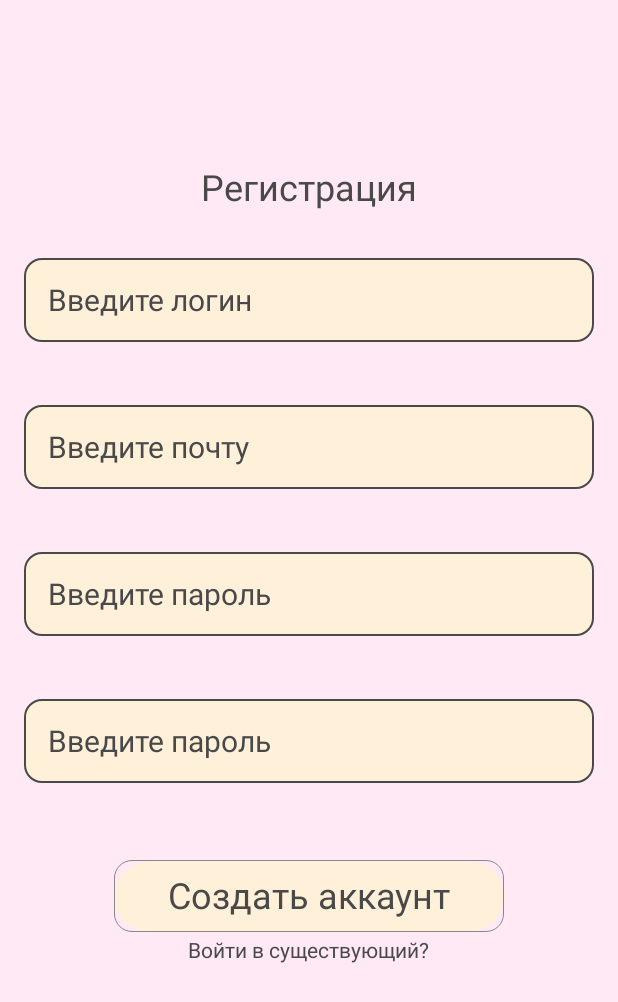
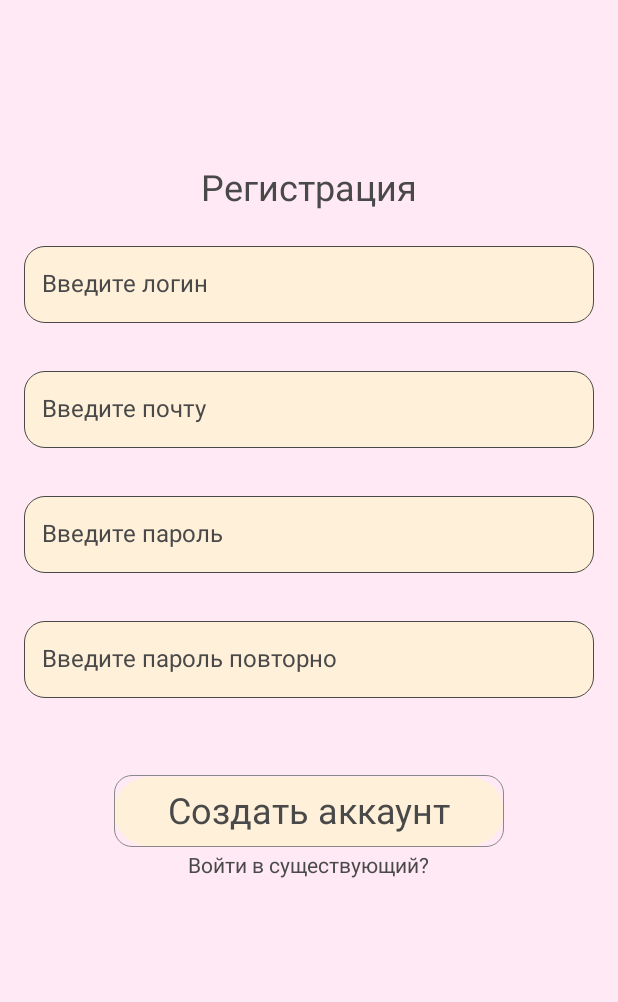
Before and after one commit to DenisFrolkov/CulinaryChest, an Android app built with Jetpack Compose: the screen it shows after launch (MainActivity), after a tap on "Создать аккаунт?", on a phone screen of 412 x 824 dp. Shown: the top 1002 px of the screen. Run offline under Robolectric (Android 15) with nearby library versions, the phone set to English and light mode, and no system bars.

Commit message:
Distributed some files and redid TextInput

```diff
--- a/app/src/main/java/com/den/culinarychest/presentation/MainActivity.kt
+++ b/app/src/main/java/com/den/culinarychest/presentation/MainActivity.kt
@@ -7,7 +7,7 @@ import androidx.compose.foundation.layout.fillMaxSize
 import androidx.compose.material3.MaterialTheme
 import androidx.compose.material3.Surface
 import androidx.compose.ui.Modifier
-import com.den.culinarychest.presentation.navigation.Navigation
+import com.den.culinarychest.presentation.navigation.appNavigation.AppNavigation
 import com.den.culinarychest.presentation.ui.theme.CulinaryChestTheme
 
 class MainActivity : ComponentActivity() {
@@ -19,9 +19,10 @@ class MainActivity : ComponentActivity() {
                     modifier = Modifier.fillMaxSize(),
                     color = MaterialTheme.colorScheme.background
                 ) {
-                    Navigation()
+                    AppNavigation()
                 }
             }
         }
+
     }
 }
--- a/app/src/main/java/com/den/culinarychest/presentation/common/TextInput.kt
+++ b/app/src/main/java/com/den/culinarychest/presentation/common/TextInput.kt
@@ -1,65 +1,129 @@
 package com.den.culinarychest.presentation.common
 
+import androidx.compose.foundation.background
+import androidx.compose.foundation.border
+import androidx.compose.foundation.clickable
+import androidx.compose.foundation.layout.Box
+import androidx.compose.foundation.layout.Row
 import androidx.compose.foundation.layout.fillMaxWidth
 import androidx.compose.foundation.layout.padding
+import androidx.compose.foundation.layout.size
 import androidx.compose.foundation.shape.RoundedCornerShape
-import androidx.compose.foundation.text.KeyboardOptions
-import androidx.compose.material3.OutlinedTextField
-import androidx.compose.material3.OutlinedTextFieldDefaults
+import androidx.compose.foundation.text.BasicTextField
+import androidx.compose.material3.Icon
 import androidx.compose.material3.Text
 import androidx.compose.runtime.Composable
+import androidx.compose.runtime.LaunchedEffect
 import androidx.compose.runtime.getValue
 import androidx.compose.runtime.mutableStateOf
 import androidx.compose.runtime.remember
 import androidx.compose.runtime.setValue
+import androidx.compose.ui.Alignment
 import androidx.compose.ui.Modifier
-import androidx.compose.ui.focus.onFocusChanged
+import androidx.compose.ui.graphics.Color.Companion.Black
+import androidx.compose.ui.graphics.Color.Companion.Red
+import androidx.compose.ui.graphics.SolidColor
+import androidx.compose.ui.res.painterResource
 import androidx.compose.ui.text.TextStyle
-import androidx.compose.ui.text.input.KeyboardType
 import androidx.compose.ui.text.input.TextFieldValue
-import androidx.compose.ui.text.input.VisualTransformation
 import androidx.compose.ui.unit.dp
 import androidx.compose.ui.unit.sp
+import com.den.culinarychest.R
 import com.den.culinarychest.presentation.ui.theme.SoftGray
 import com.den.culinarychest.presentation.ui.theme.SoftOrange
 
 @Composable
 fun TextInput(
-    inputText: String
+    inputText: String,
+    onTextChanged: (String) -> Unit,
+    validation: (String) -> Boolean
 ) {
     var text by remember { mutableStateOf(TextFieldValue()) }
-    var isFocused by remember { mutableStateOf(false) }
+    var isHintVisible by remember { mutableStateOf(true) }
+    var isError by remember { mutableStateOf(false) }
 
-    OutlinedTextField(
+    LaunchedEffect(text) {
+        isError = !validation(text.text)
+        onTextChanged(text.text)
+    }
+
+    if (text.text.isEmpty()) isError = false
+
+
+    Box(
+        modifier = Modifier
+            .fillMaxWidth()
+            .border(width = 0.1.dp, color = SoftGray, shape = RoundedCornerShape(14.dp))
+            .background(color = SoftOrange, shape = RoundedCornerShape(14.dp))
+            .padding(start = 12.dp, top = 15.dp, end = 12.dp, bottom = 16.dp),
+        contentAlignment = Alignment.CenterStart
+    ) {
+        BasicTextField(
             value = text,
             onValueChange = {
                 text = it
+                isHintVisible = it.text.isEmpty()
             },
-        label = {
+            textStyle = TextStyle(
+                fontSize = 16.sp,
+                color = Black
+            ),
+            singleLine = true,
+            cursorBrush = SolidColor(Black),
+            modifier = Modifier
+                .fillMaxWidth()
+                .padding(top = 1.dp)
+                .align(Alignment.CenterStart)
+        )
+        if (isHintVisible) {
             Text(
-                text = "Введите $inputText",
+                text = inputText,
                 style = TextStyle(
-                    fontSize = if (isFocused || text.text.isNotEmpty()) 12.sp else 20.sp,
+                    fontSize = 16.sp,
                     color = SoftGray
-                )
-            )
-        },
-        visualTransformation = VisualTransformation.None,
-        shape = RoundedCornerShape(12.dp),
-        colors = OutlinedTextFieldDefaults.colors(
-            focusedBorderColor = SoftGray,
-            unfocusedBorderColor = SoftGray,
-            focusedContainerColor = SoftOrange,
-            unfocusedContainerColor = SoftOrange
                 ),
                 modifier = Modifier
                     .fillMaxWidth()
-            .padding(horizontal = 16.dp)
-            .onFocusChanged {
-                isFocused = it.isFocused
-            },
-        keyboardOptions = KeyboardOptions.Default.copy(
-            keyboardType = KeyboardType.Text
-        )
+                    .align(Alignment.CenterStart)
             )
         }
+
+        if (text.text.isNotEmpty()) {
+            Icon(
+                painter = painterResource(id = R.drawable.clear_icon),
+                contentDescription = null,
+                tint = Black,
+                modifier = Modifier
+                    .padding(end = 12.dp)
+                    .size(16.dp)
+                    .align(Alignment.CenterEnd)
+                    .clickable {
+                        text = TextFieldValue("")
+                        isHintVisible = true
+                    }
+            )
+        }
+    }
+
+    if (isError) {
+        Row(
+            verticalAlignment = Alignment.CenterVertically,
+            modifier = Modifier.padding(start = 6.dp, top = 6.dp)
+        ) {
+            Icon(
+                painter = painterResource(id = R.drawable.mistake_icon),
+                contentDescription = "Тут должна быть иконка ошибки",
+                tint = Red,
+                modifier = Modifier.size(16.dp)
+            )
+            Text(
+                text = "Проверьте правильность набора информации",
+                style = TextStyle(
+                    fontSize = 12.sp,
+                    color = Red
+                ),
+                modifier = Modifier.padding(start = 4.dp)
+            )
+        }
+    }
+}
--- a/app/src/main/java/com/den/culinarychest/presentation/common/TopBarButton.kt
+++ b/app/src/main/java/com/den/culinarychest/presentation/common/TopBarButtonItem.kt
@@ -20,7 +20,7 @@ import com.den.culinarychest.presentation.ui.theme.SoftGray
 import com.den.culinarychest.presentation.ui.theme.SoftOrange
 
 @Composable
-fun TopBarButton(
+fun TopBarButtonItem(
     isSelected: Boolean,
     textButton: String,
     topBarNavController: NavController,
@@ -46,7 +46,6 @@ fun TopBarButton(
             style = TextStyle(
                 color = SoftGray,
                 fontSize = if (isSelected) 16.sp else 14.sp,
-
             )
         )
     }
--- a/app/src/main/java/com/den/culinarychest/presentation/navigation/Navigation.kt
+++ /dev/null
@@ -1,32 +0,0 @@
-package com.den.culinarychest.presentation.navigation
-
-import androidx.compose.runtime.Composable
-import androidx.navigation.compose.NavHost
-import androidx.navigation.compose.composable
-import androidx.navigation.compose.rememberNavController
-import com.den.culinarychest.presentation.bottomnavigation.BottomNavigationBar
-import com.den.culinarychest.presentation.screens.AuthorizationScreen
-import com.den.culinarychest.presentation.screens.RecipeScreen
-import com.den.culinarychest.presentation.screens.RegistrationScreen
-
-@Composable
-fun Navigation() {
-    val navController = rememberNavController()
-    NavHost(
-        navController = navController,
-        startDestination = NavigationRoute.AuthorizationScreen.route)
-    {
-        composable(NavigationRoute.AuthorizationScreen.route){
-            AuthorizationScreen(navController = navController)
-        }
-        composable(NavigationRoute.RegistrationScreen.route){
-            RegistrationScreen(navController = navController)
-        }
-        composable(NavigationRoute.BottomNavigationBar.route){
-            BottomNavigationBar(navController = navController)
-        }
-        composable(NavigationRoute.RecipeScreen.route){
-            RecipeScreen()
-        }
-    }
-}
--- a/app/src/main/java/com/den/culinarychest/presentation/navigation/NavigationRoute.kt
+++ /dev/null
@@ -1,8 +0,0 @@
-package com.den.culinarychest.presentation.navigation
-
-sealed class NavigationRoute(val route: String) {
-    object AuthorizationScreen : NavigationRoute("authorization_screen")
-    object RegistrationScreen : NavigationRoute("registration_screen")
-    object BottomNavigationBar : NavigationRoute("bottom_navigation_bar")
-    object RecipeScreen : NavigationRoute("recipe_screen")
-}
--- /dev/null
+++ b/app/src/main/java/com/den/culinarychest/presentation/navigation/appNavigation/AppNavigation.kt
@@ -0,0 +1,33 @@
+package com.den.culinarychest.presentation.navigation.appNavigation
+
+import androidx.compose.runtime.Composable
+import androidx.navigation.compose.NavHost
+import androidx.navigation.compose.composable
+import androidx.navigation.compose.rememberNavController
+import com.den.culinarychest.presentation.route.AppNavigationRoute
+import com.den.culinarychest.presentation.navigation.bottomNavigation.BottomNavigationBar
+import com.den.culinarychest.presentation.screens.AuthorizationScreen
+import com.den.culinarychest.presentation.screens.RecipeScreen
+import com.den.culinarychest.presentation.screens.RegistrationScreen
+
+@Composable
+fun AppNavigation() {
+    val appNavigationController = rememberNavController()
+    NavHost(
+        navController = appNavigationController,
+        startDestination = AppNavigationRoute.AuthorizationScreen.route)
+    {
+        composable(AppNavigationRoute.AuthorizationScreen.route){
+            AuthorizationScreen(navController = appNavigationController)
+        }
+        composable(AppNavigationRoute.RegistrationScreen.route){
+            RegistrationScreen(navController = appNavigationController)
+        }
+        composable(AppNavigationRoute.BottomAppNavigationBar.route){
+            BottomNavigationBar(navController = appNavigationController)
+        }
+        composable(AppNavigationRoute.RecipeScreen.route){
+            RecipeScreen()
+        }
+    }
+}
--- a/app/src/main/java/com/den/culinarychest/presentation/bottomnavigation/BottomNavigationBar.kt
+++ b/app/src/main/java/com/den/culinarychest/presentation/navigation/bottomNavigation/BottomNavigationBar.kt
@@ -1,4 +1,4 @@
-package com.den.culinarychest.presentation.bottomnavigation
+package com.den.culinarychest.presentation.navigation.bottomNavigation
 
 import android.annotation.SuppressLint
 import androidx.compose.foundation.background
@@ -25,7 +25,8 @@ import com.den.culinarychest.presentation.common.BottomNavigationItem
 import com.den.culinarychest.presentation.ui.theme.SoftGray
 import com.den.culinarychest.presentation.ui.theme.SoftOrange
 import com.den.culinarychest.R
-import com.den.culinarychest.presentation.TopNavigationBar.TopNavigationBar
+import com.den.culinarychest.presentation.navigation.topNavigationBar.TopNavigationBar
+import com.den.culinarychest.presentation.route.BottomNavigationRoute
 import com.den.culinarychest.presentation.screens.ProfileScreen
 import com.den.culinarychest.presentation.screens.SearchScreen
 
--- a/app/src/main/java/com/den/culinarychest/presentation/TopNavigationBar/TopNavigationBar.kt
+++ b/app/src/main/java/com/den/culinarychest/presentation/navigation/topNavigationBar/TopNavigationBar.kt
@@ -1,4 +1,4 @@
-package com.den.culinarychest.presentation.TopNavigationBar
+package com.den.culinarychest.presentation.navigation.topNavigationBar
 
 import android.annotation.SuppressLint
 import androidx.compose.foundation.layout.Arrangement
@@ -17,7 +17,8 @@ import androidx.navigation.NavController
 import androidx.navigation.compose.NavHost
 import androidx.navigation.compose.composable
 import androidx.navigation.compose.rememberNavController
-import com.den.culinarychest.presentation.common.TopBarButton
+import com.den.culinarychest.presentation.common.TopBarButtonItem
+import com.den.culinarychest.presentation.route.TopNavigationRoute
 import com.den.culinarychest.presentation.screens.CreatedScreen
 import com.den.culinarychest.presentation.screens.FavoriteScreen
 
@@ -38,7 +39,7 @@ fun TopNavigationBar(
                     .padding(16.dp),
                 horizontalArrangement = Arrangement.Absolute.SpaceAround
             ) {
-                TopBarButton(
+                TopBarButtonItem(
                     isSelected = favoriteSelected,
                     textButton = "Избранное",
                     topBarNavController = topBarNavController,
@@ -47,7 +48,7 @@ fun TopNavigationBar(
                     favoriteSelected = it
                     createdSelected = !it
                 }
-                TopBarButton(
+                TopBarButtonItem(
                     isSelected = createdSelected,
                     textButton = "Созданное",
                     topBarNavController = topBarNavController,
--- /dev/null
+++ b/app/src/main/java/com/den/culinarychest/presentation/route/AppNavigationRoute.kt
@@ -0,0 +1,8 @@
+package com.den.culinarychest.presentation.route
+
+sealed class AppNavigationRoute(val route: String) {
+    object AuthorizationScreen : AppNavigationRoute("authorization_screen")
+    object RegistrationScreen : AppNavigationRoute("registration_screen")
+    object BottomAppNavigationBar : AppNavigationRoute("bottom_navigation_bar")
+    object RecipeScreen : AppNavigationRoute("recipe_screen")
+}
--- a/app/src/main/java/com/den/culinarychest/presentation/bottomnavigation/BottomNavigationRoute.kt
+++ b/app/src/main/java/com/den/culinarychest/presentation/route/BottomNavigationRoute.kt
@@ -1,4 +1,4 @@
-package com.den.culinarychest.presentation.bottomnavigation
+package com.den.culinarychest.presentation.route
 
 sealed class BottomNavigationRoute(val route: String) {
     object SearchScreen : BottomNavigationRoute("search_screen")
--- a/app/src/main/java/com/den/culinarychest/presentation/TopNavigationBar/TopNavigationRoute.kt
+++ b/app/src/main/java/com/den/culinarychest/presentation/route/TopNavigationRoute.kt
@@ -1,4 +1,4 @@
-package com.den.culinarychest.presentation.TopNavigationBar
+package com.den.culinarychest.presentation.route
 
 sealed class TopNavigationRoute(val route: String) {
     data object FavoriteScreen : TopNavigationRoute("favorite_screen")
--- a/app/src/main/java/com/den/culinarychest/presentation/screens/AuthorizationScreen.kt
+++ b/app/src/main/java/com/den/culinarychest/presentation/screens/AuthorizationScreen.kt
@@ -1,12 +1,18 @@
 package com.den.culinarychest.presentation.screens
 
 import androidx.compose.foundation.background
+import androidx.compose.foundation.layout.Arrangement
 import androidx.compose.foundation.layout.Column
 import androidx.compose.foundation.layout.Spacer
 import androidx.compose.foundation.layout.fillMaxSize
 import androidx.compose.foundation.layout.height
+import androidx.compose.foundation.layout.padding
 import androidx.compose.material3.Text
 import androidx.compose.runtime.Composable
+import androidx.compose.runtime.getValue
+import androidx.compose.runtime.mutableStateOf
+import androidx.compose.runtime.remember
+import androidx.compose.runtime.setValue
 import androidx.compose.ui.Alignment
 import androidx.compose.ui.Modifier
 import androidx.compose.ui.text.TextStyle
@@ -15,7 +21,7 @@ import androidx.compose.ui.unit.sp
 import androidx.navigation.NavController
 import com.den.culinarychest.presentation.common.PushButton
 import com.den.culinarychest.presentation.common.TextInput
-import com.den.culinarychest.presentation.navigation.NavigationRoute
+import com.den.culinarychest.presentation.route.AppNavigationRoute
 import com.den.culinarychest.presentation.ui.theme.SoftGray
 import com.den.culinarychest.presentation.ui.theme.SoftPink
 
@@ -28,28 +34,52 @@ fun AuthorizationScreen(
 
 
 @Composable
-fun Authorization(
-    navController: NavController
-) {
+fun Authorization(navController: NavController) {
+
+    var email by remember { mutableStateOf("") }
+    var password by remember { mutableStateOf("") }
+
     Column(
         modifier = Modifier
             .background(color = SoftPink)
             .fillMaxSize(),
-        horizontalAlignment = Alignment.CenterHorizontally
+        horizontalAlignment = Alignment.CenterHorizontally,
+        verticalArrangement = Arrangement.Center
     ) {
-        Spacer(modifier = Modifier.height(height = 184.dp))
         Text(
             text = "Авторизация",
             style = TextStyle(
                 fontSize = 24.sp,
                 color = SoftGray
-            )
+            ),
+            modifier = Modifier.padding(bottom = 60.dp)
         )
-        Spacer(modifier = Modifier.height(height = 60.dp))
-        TextInput(inputText = "почту")
-        Spacer(modifier = Modifier.height(height = 34.dp))
-        TextInput(inputText = "пароль")
-        Spacer(modifier = Modifier.height(height = 112.dp))
-        PushButton(textButton = "Войти", transitionalText = "Создать аккаунт?", navController = navController, navigationButton = NavigationRoute.BottomNavigationBar.route, navigationText = NavigationRoute.RegistrationScreen.route)
+        Column(
+            modifier = Modifier.padding(horizontal = 16.dp)
+        ) {
+        TextInput(
+            inputText = "Введите почту",
+            onTextChanged = { inputEmail -> email = inputEmail },
+            validation = { text ->
+                android.util.Patterns.EMAIL_ADDRESS.matcher(text).matches()
+            }
+        )
+        Spacer(modifier = Modifier.height(16.dp))
+        TextInput(
+            inputText = "Введите пароль",
+            onTextChanged = { inputPass -> password = inputPass },
+            validation = { text ->
+                text.length >= 8 // Простая проверка на минимальную длину пароля
+            }
+        )
+        Spacer(modifier = Modifier.height(32.dp))
+        }
+        PushButton(
+            textButton = "Войти",
+            transitionalText = "Создать аккаунт?",
+            navController = navController,
+            navigationButton = AppNavigationRoute.BottomAppNavigationBar.route,
+            navigationText = AppNavigationRoute.RegistrationScreen.route
+        )
     }
 }
--- a/app/src/main/java/com/den/culinarychest/presentation/screens/CreatedScreen.kt
+++ b/app/src/main/java/com/den/culinarychest/presentation/screens/CreatedScreen.kt
@@ -12,7 +12,7 @@ import androidx.compose.ui.unit.dp
 import androidx.navigation.NavController
 import com.den.culinarychest.presentation.common.FAB
 import com.den.culinarychest.presentation.common.RecipeItem
-import com.den.culinarychest.presentation.navigation.NavigationRoute
+import com.den.culinarychest.presentation.route.AppNavigationRoute
 import com.den.culinarychest.presentation.ui.theme.SoftPink
 
 @Composable
@@ -34,7 +34,7 @@ fun CreatedScreen(
         Column(
             modifier = Modifier.padding(top = 82.dp)
         ) {
-            RecipeItem(navController = navController, transitionPath = NavigationRoute.BottomNavigationBar.route)
+            RecipeItem(navController = navController, transitionPath = AppNavigationRoute.BottomAppNavigationBar.route)
         }
     }
 }
--- a/app/src/main/java/com/den/culinarychest/presentation/screens/RegistrationScreen.kt
+++ b/app/src/main/java/com/den/culinarychest/presentation/screens/RegistrationScreen.kt
@@ -5,8 +5,13 @@ import androidx.compose.foundation.layout.Column
 import androidx.compose.foundation.layout.Spacer
 import androidx.compose.foundation.layout.fillMaxSize
 import androidx.compose.foundation.layout.height
+import androidx.compose.foundation.layout.padding
 import androidx.compose.material3.Text
 import androidx.compose.runtime.Composable
+import androidx.compose.runtime.getValue
+import androidx.compose.runtime.mutableStateOf
+import androidx.compose.runtime.remember
+import androidx.compose.runtime.setValue
 import androidx.compose.ui.Alignment
 import androidx.compose.ui.Modifier
 import androidx.compose.ui.text.TextStyle
@@ -15,7 +20,7 @@ import androidx.compose.ui.unit.sp
 import androidx.navigation.NavController
 import com.den.culinarychest.presentation.common.PushButton
 import com.den.culinarychest.presentation.common.TextInput
-import com.den.culinarychest.presentation.navigation.NavigationRoute
+import com.den.culinarychest.presentation.route.AppNavigationRoute
 import com.den.culinarychest.presentation.ui.theme.SoftGray
 import com.den.culinarychest.presentation.ui.theme.SoftPink
 
@@ -32,13 +37,18 @@ fun RegistrationScreen(
 fun Registration(
     navController: NavController
 ) {
+    var login by remember { mutableStateOf("") }
+    var email by remember { mutableStateOf("") }
+    var password by remember { mutableStateOf("") }
+    var verification by remember { mutableStateOf("") }
+
     Column(
         modifier = Modifier
             .background(color = SoftPink)
             .fillMaxSize(),
         horizontalAlignment = Alignment.CenterHorizontally
     ) {
-        Spacer(modifier = Modifier.height(height = 112.dp))
+        Spacer(modifier = Modifier.height(112.dp))
         Text(
             text = "Регистрация",
             style = TextStyle(
@@ -46,15 +56,41 @@ fun Registration(
                 color = SoftGray
             )
         )
-        Spacer(modifier = Modifier.height(height = 24.dp))
-        TextInput(inputText = "логин")
-        Spacer(modifier = Modifier.height(height = 34.dp))
-        TextInput(inputText = "почту")
-        Spacer(modifier = Modifier.height(height = 34.dp))
-        TextInput(inputText = "пароль")
-        Spacer(modifier = Modifier.height(height = 34.dp))
-        TextInput(inputText = "пароль")
-        Spacer(modifier = Modifier.height(height = 52.dp))
-        PushButton(textButton = "Создать аккаунт", transitionalText = "Войти в существующий?", navController = navController, navigationButton = NavigationRoute.BottomNavigationBar.route, navigationText = NavigationRoute.AuthorizationScreen.route)
+        Column(
+            modifier = Modifier.padding(horizontal = 16.dp)
+        ) {
+            Spacer(modifier = Modifier.height(24.dp))
+            TextInput(
+                inputText = "Введите логин",
+                onTextChanged = { login = it },
+                validation = { it.matches(Regex("[a-zA-Z0-9_]+")) && it.length in 5..20 }
+            )
+            Spacer(modifier = Modifier.height(32.dp))
+            TextInput(
+                inputText = "Введите почту",
+                onTextChanged = { email = it },
+                validation = { it.matches(Regex("^([a-zA-Z0-9_\\-]+)@([a-zA-Z0-9_\\-]+)\\.([a-zA-Z]{2,5})\$")) }
+            )
+            Spacer(modifier = Modifier.height(32.dp))
+            TextInput(
+                inputText = "Введите пароль",
+                onTextChanged = { password = it },
+                validation = { it.matches(Regex("^(?=.*[A-Za-z])(?=.*\\d)[A-Za-z\\d]{8,}\$")) }
+            )
+            Spacer(modifier = Modifier.height(32.dp))
+            TextInput(
+                inputText = "Введите пароль повторно",
+                onTextChanged = { verification = it },
+                validation = { it == password }
+            )
+        }
+        Spacer(modifier = Modifier.height(52.dp))
+        PushButton(
+            textButton = "Создать аккаунт",
+            transitionalText = "Войти в существующий?",
+            navController = navController,
+            navigationButton = AppNavigationRoute.BottomAppNavigationBar.route,
+            navigationText = AppNavigationRoute.AuthorizationScreen.route
+        )
     }
 }
--- a/app/src/main/java/com/den/culinarychest/presentation/screens/SearchScreen.kt
+++ b/app/src/main/java/com/den/culinarychest/presentation/screens/SearchScreen.kt
@@ -12,7 +12,7 @@ import androidx.compose.ui.unit.dp
 import androidx.navigation.NavController
 import com.den.culinarychest.presentation.common.RecipeItem
 import com.den.culinarychest.presentation.common.SearchBar
-import com.den.culinarychest.presentation.navigation.NavigationRoute
+import com.den.culinarychest.presentation.route.AppNavigationRoute
 import com.den.culinarychest.presentation.ui.theme.SoftPink
 
 @Composable
@@ -37,7 +37,7 @@ fun Search(
                 modifier = Modifier.padding(bottom = 50.dp)
             ) {
                 items(10) {index ->
-                    RecipeItem(navController = navController, transitionPath = NavigationRoute.RecipeScreen.route)
+                    RecipeItem(navController = navController, transitionPath = AppNavigationRoute.RecipeScreen.route)
                 }
             }
         }
```
Also changed, not shown: app/src/main/res/drawable/clear_icon.png (added), app/src/main/res/drawable/mistake_icon.png (added). Lines whose indentation alone changed are shown as unchanged.
